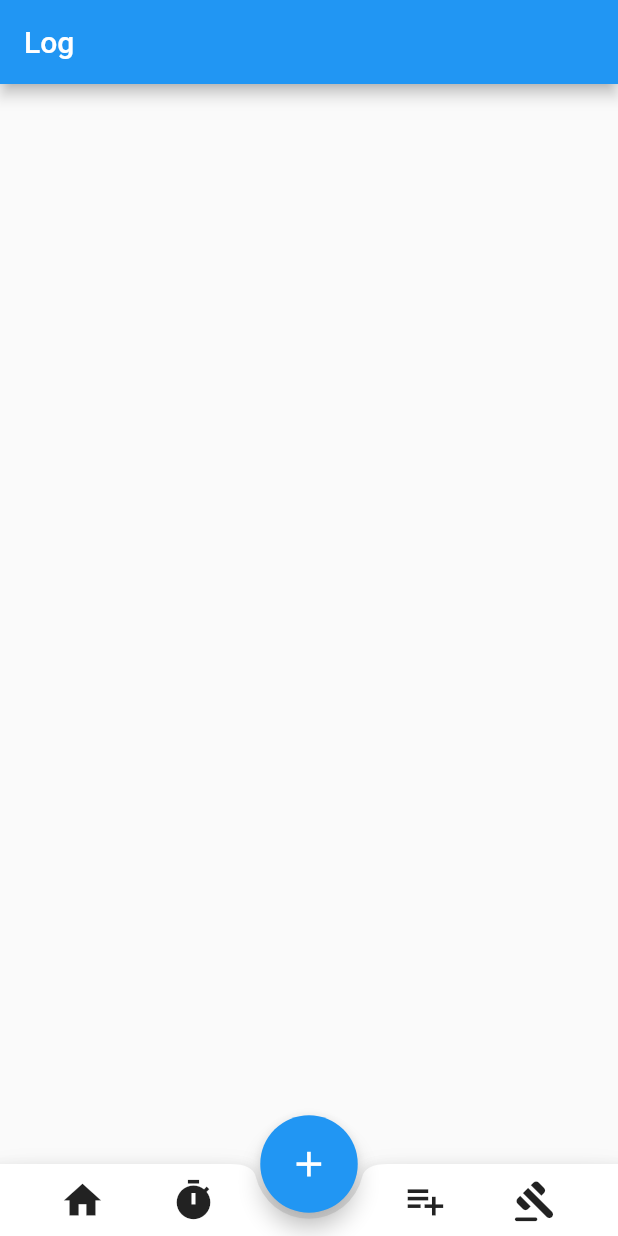
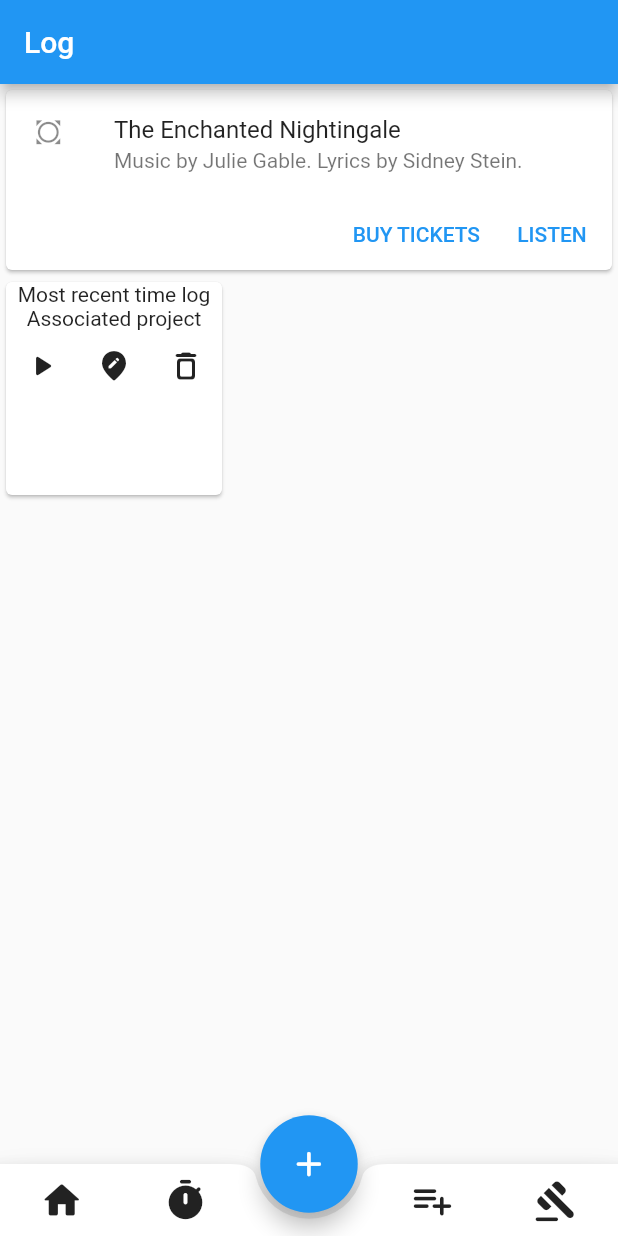
Before and after one commit to Z-inator/productivity_app, a Flutter app: the screen it shows after launch, on a phone screen of 412 x 824 dp. Run offline on Flutter 3.47's test engine with Material 2 defaults, Android fonts, the phone set to English and light mode, and no system bars.

Commit message:
Fixed navigation bar, began building cards

```diff
--- a/lib/main.dart
+++ b/lib/main.dart
@@ -1,6 +1,6 @@
 import 'package:flutter/material.dart';
 import 'package:provider/provider.dart';
-import 'package:productivity_app/screens/home_screen.dart';
+import 'package:productivity_app/screens/base_framework.dart';
 import 'package:productivity_app/models/data.dart';
 
 void main() => runApp(ProductivityApp());
@@ -8,11 +8,8 @@ void main() => runApp(ProductivityApp());
 class ProductivityApp extends StatelessWidget {
   @override
   Widget build(BuildContext context) {
-    return ChangeNotifierProvider(
-      create: (context) => Data(),
-      child: MaterialApp(
-        home: HomeScreen(),
-      ),
+    return MaterialApp(
+        home: BaseFramework(),
     );
   }
 }
--- /dev/null
+++ b/lib/screens/base_framework.dart
@@ -0,0 +1,131 @@
+import 'package:flutter/material.dart';
+import 'home_screen.dart';
+
+class BaseFramework extends StatelessWidget {
+  @override
+  Widget build(BuildContext context) {
+    return Scaffold(
+      appBar: AppBar(
+        title: Text('Log'),
+      ),
+      body: Column(
+        crossAxisAlignment: CrossAxisAlignment.stretch,
+        children: <Widget>[
+          Card(
+            child: Column(
+              mainAxisSize: MainAxisSize.min,
+              children: <Widget>[
+                const ListTile(
+                  leading: Icon(Icons.all_out),
+                  title: Text('The Enchanted Nightingale'),
+                  subtitle:
+                      Text('Music by Julie Gable. Lyrics by Sidney Stein.'),
+                ),
+                Row(
+                  mainAxisAlignment: MainAxisAlignment.end,
+                  children: <Widget>[
+                    TextButton(
+                      child: const Text('BUY TICKETS'),
+                      onPressed: () {/* ... */},
+                    ),
+                    const SizedBox(width: 8),
+                    TextButton(
+                      child: const Text('LISTEN'),
+                      onPressed: () {/* ... */},
+                    ),
+                    const SizedBox(width: 8),
+                  ],
+                ),
+              ],
+            ),
+          ),
+          Container(
+            height: 150.0,
+            child: ListView(
+              scrollDirection: Axis.horizontal,
+              children: <Widget>[
+                Card(
+                  child: Column(
+                    children: <Widget>[
+                      Text('Most recent time log'),
+                      Text('Associated project'),
+                      Row(
+                        children: <Widget>[
+                          IconButton(
+                            icon: Icon(Icons.play_arrow_rounded),
+                            onPressed: () {},
+                          ),
+                          IconButton(
+                            icon: Icon(Icons.edit_location_rounded),
+                            onPressed: () {},
+                          ),
+                          IconButton(
+                            icon: Icon(Icons.delete_outline_rounded),
+                            onPressed: () {},
+                          ),
+                        ]
+                      )
+                    ],
+                    )
+                  ),
+              ],
+            ),
+          ),
+        ],
+      ),
+      bottomNavigationBar: BottomAppBar(
+          color: Colors.white,
+          shape: CircularNotchedRectangle(),
+          child: Container(
+            child: Row(
+              mainAxisSize: MainAxisSize.max,
+              mainAxisAlignment: MainAxisAlignment.spaceAround,
+              children: <Widget>[
+                Expanded(
+                  child: IconButton(
+                    icon: Icon(Icons.home_rounded),
+                    iconSize: 30.0,
+                    onPressed: () {},
+                  ),
+                ),
+                Expanded(
+                  child: IconButton(
+                    icon: Icon(Icons.timer_rounded),
+                    iconSize: 30.0,
+                    onPressed: () {},
+                  ),
+                ),
+                Spacer(),
+                Expanded(
+                  child: IconButton(
+                    icon: Icon(Icons.playlist_add_rounded),
+                    iconSize: 30.0,
+                    onPressed: () {},
+                  ),
+                ),
+                Expanded(
+                  child: IconButton(
+                    icon: Icon(Icons.gavel_rounded),
+                    iconSize: 30.0,
+                    onPressed: () {},
+                  ),
+                ),
+              ],
+            ),
+          )),
+      floatingActionButton: Container(
+        height: 65.0,
+        width: 65.0,
+        child: FittedBox(
+            child: FloatingActionButton(
+          onPressed: () {},
+          child: Icon(
+            Icons.add_rounded,
+            color: Colors.white,
+          ),
+        )),
+      ),
+      floatingActionButtonLocation: FloatingActionButtonLocation.centerDocked,
+    );
+  }
+}
--- a/lib/screens/home_screen.dart
+++ b/lib/screens/home_screen.dart
@@ -3,62 +3,78 @@ import 'package:flutter/material.dart';
 class HomeScreen extends StatelessWidget {
   @override
   Widget build(BuildContext context) {
-    return Scaffold(
-      appBar: AppBar(
-        title: Text('Log'),
-      ),
-      body: Center(
-
-      ),
-      bottomNavigationBar: BottomAppBar(
-        color: Colors.white,
-        shape: CircularNotchedRectangle(),
-        child: Container(
-          child: Row(
-            mainAxisSize: MainAxisSize.max,
-            mainAxisAlignment: MainAxisAlignment.spaceBetween,
+    return Column(
+      mainAxisSize: MainAxisSize.min,
+      children: <Widget>[
+        Card(
+          child: Column(
+            children: <Widget>[
+              Row(
                 children: <Widget>[
                   IconButton(
-                icon: Icon(Icons.home),
-                iconSize: 30.0,
-                padding: EdgeInsets.only(left: 40.0),
+                    icon: Icon(Icons.all_out),
+                    onPressed: () {},
+                  ),
+                  Text('User\'s Name'),
+                ],
+              ),
+              Row(
+                children: <Widget>[
+                  IconButton(
+                    icon: Icon(Icons.all_out),
                     onPressed: () {},
                   ),
                   IconButton(
-                icon: Icon(Icons.timer),
-                iconSize: 30.0,
-                padding: EdgeInsets.only(right: 40.0),
+                    icon: Icon(Icons.all_out),
                     onPressed: () {},
                   ),
                   IconButton(
-                icon: Icon(Icons.playlist_add),
-                iconSize: 30.0,
-                padding: EdgeInsets.only(left: 40.0),
-                onPressed: () {},
-              ),
-              IconButton(
-                icon: Icon(Icons.gavel_rounded),
-                iconSize: 30.0,
-                padding: EdgeInsets.only(right: 40.0),
+                    icon: Icon(Icons.all_out),
                     onPressed: () {},
                   ),
                 ],
               ),
+              // Row(
+              //   children: <Widget>[
+              //     LinearProgressIndicator(
+              //       semanticsLabel: 'Progress',
+              //     )
+              //   ],
+              // )
+            ],
+          ),
+        ),
+        ListView(
+          scrollDirection: Axis.horizontal,
+          children: <Widget>[
+            Card(
+              child: Column(
+                mainAxisSize: MainAxisSize.min,
+                children: <Widget>[
+                  ListTile(
+                    leading: Icon(Icons.play_arrow_outlined),
+                    title: Text('Most Recent Log'),
+                    subtitle: Text('Project Title'),
+                  ),
+                  Row(
+                    mainAxisAlignment: MainAxisAlignment.end,
+                    children: <Widget>[
+                      TextButton(
+                        child: Text('Edit'),
+                        onPressed: () {},
+                      ),
+                      TextButton(
+                        child: Text('Delete'),
+                        onPressed: () {},
+                      ),
+                    ],
+                  ),
+                ],
               )
-      ),
-      floatingActionButton: Container(
-        height: 65.0,
-        width: 65.0,
-        child: FittedBox(
-          child: FloatingActionButton(
-            onPressed: () {},
-            child: Icon(
-              Icons.add,
-              color: Colors.white,
-            ),
-        )),
-      ),
-      floatingActionButtonLocation: FloatingActionButtonLocation.centerDocked,
+            )
+          ],
+        )
+      ],
     );
   }
 }
```
Lines whose indentation alone changed are shown as unchanged.
